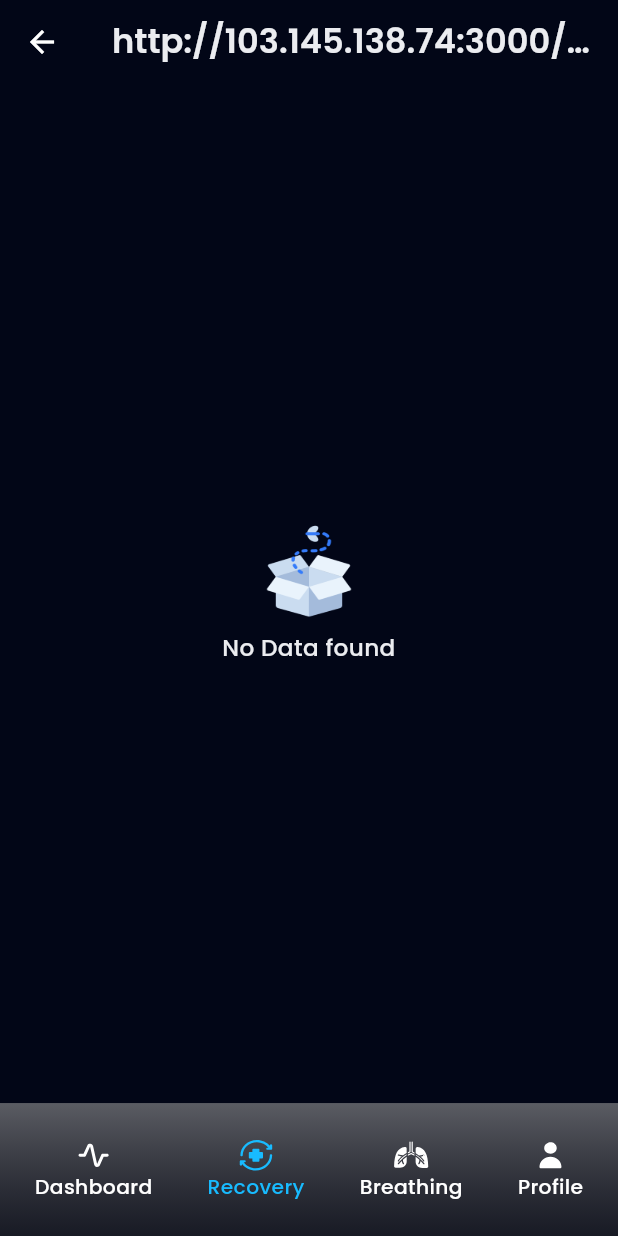
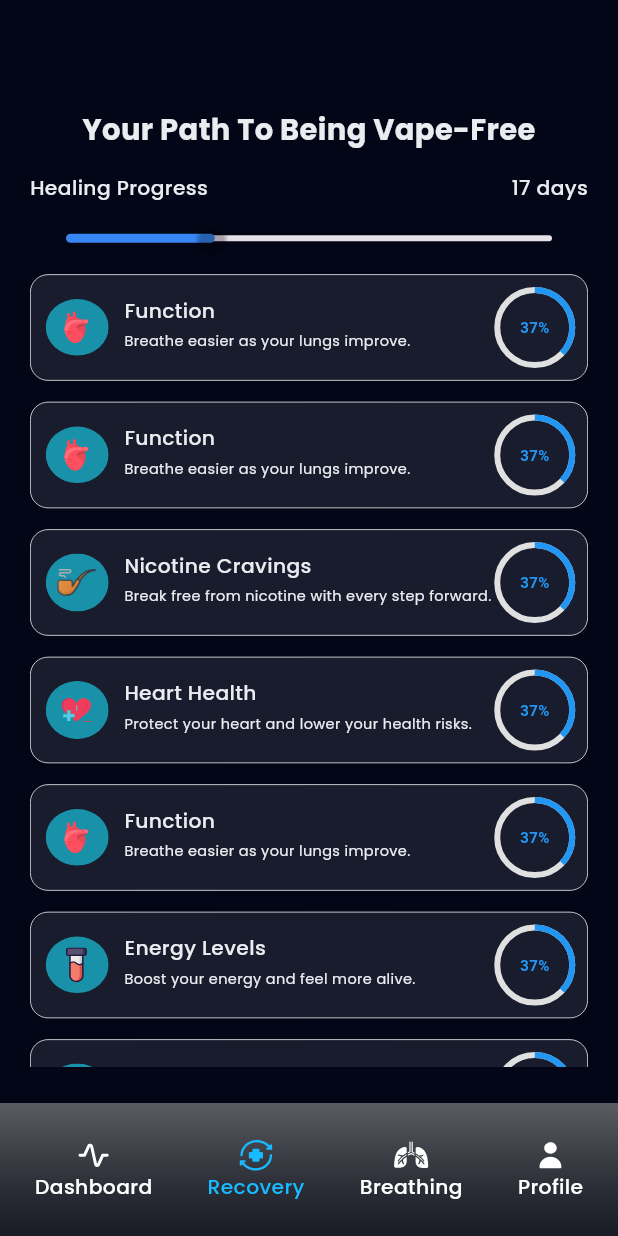
Before and after one commit to bdCalling-Sdt-hub/Vapeless-App, a Flutter app: the screen it shows after launch, after a tap on "Recovery", on a phone screen of 412 x 824 dp. Run offline on Flutter 3.47's test engine with Material 3 defaults, Android fonts, the phone set to English and light mode, and no system bars; our stand-ins replace cached_network_image, carousel_slider, fl_chart, flutter_html, flutter_local_notifications, flutter_rating_bar and 10 more; missing offline and left inert: flutter_paypal_payment, flutter_stripe, linear_progress_bar; network calls fail.

Commit message:
set goal done

```diff
--- /dev/null
+++ b/lib/controllers/goal/set_goal_controller.dart
@@ -0,0 +1,21 @@
+import 'package:flutter/material.dart';
+import 'package:get/get.dart';
+
+class SetGoalController extends GetxController {
+  TextEditingController dateController = TextEditingController();
+
+  Future<void> selectDate() async {
+    DateTime? selectedDate = await showDatePicker(
+      context: Get.context!,
+      initialDate: DateTime.now(),
+      firstDate: DateTime(2000),
+      lastDate: DateTime(2100),
+    );
+
+    if (selectedDate != null) {
+      dateController.text =
+          selectedDate.toString().substring(0, 10); // Formatting as YYYY-MM-DD
+      update();
+    }
+  }
+}
--- /dev/null
+++ b/lib/controllers/recovery_controller.dart
@@ -0,0 +1,61 @@
+import 'package:get/get.dart';
+import 'package:vapeless/utils/app_icons.dart';
+
+class RecoveryController extends GetxController {
+  List list = [
+    {
+      "title": "Function",
+      "subtitle": "Breathe easier as your lungs improve.",
+      "percentage": "37",
+      "image": AppIcons.function,
+    },
+    {
+      "title": "Function",
+      "subtitle": "Breathe easier as your lungs improve.",
+      "percentage": "37",
+      "image": AppIcons.function,
+    },
+    {
+      "title": "Nicotine Cravings",
+      "subtitle": "Break free from nicotine with every step forward.",
+      "percentage": "37",
+      "image": AppIcons.nicotineCravings,
+    },
+    {
+      "title": "Heart Health",
+      "subtitle": "Protect your heart and lower your health risks.",
+      "percentage": "37",
+      "image": AppIcons.heartHealth,
+    },
+    {
+      "title": "Function",
+      "subtitle": "Breathe easier as your lungs improve.",
+      "percentage": "37",
+      "image": AppIcons.function,
+    },
+    {
+      "title": "Energy Levels",
+      "subtitle": "Boost your energy and feel more alive.",
+      "percentage": "37",
+      "image": AppIcons.energyLevels,
+    },
+    {
+      "title": "Fitness",
+      "subtitle": "Boost your energy and feel more alive.",
+      "percentage": "37",
+      "image": AppIcons.fitness,
+    },
+    {
+      "title": "Blood Pressure",
+      "subtitle": "Experience a calmer, more balanced heart rate.",
+      "percentage": "37",
+      "image": AppIcons.bloodPressure,
+    },
+    {
+      "title": "Smell",
+      "subtitle": "Enjoy the return of full flavors and scents.",
+      "percentage": "37",
+      "image": AppIcons.smell,
+    },
+  ];
+}
--- a/lib/helpers/app_routes.dart
+++ b/lib/helpers/app_routes.dart
@@ -5,6 +5,7 @@ import 'package:vapeless/view/screen/goal/set_goal_screen.dart';
 import 'package:vapeless/view/screen/payment/select_payment_method.dart';
 import 'package:vapeless/view/screen/question/first_question_screen.dart';
 import 'package:vapeless/view/screen/question/vapeless_profile_screen.dart';
+import 'package:vapeless/view/screen/recovery/recovery_screen.dart';
 
 import '../view/screen/common_screen/auth/change_password/change_password_screen.dart';
 import '../view/screen/common_screen/auth/forgot password/create_password.dart';
@@ -52,6 +53,7 @@ class AppRoutes {
   static const String dashboard = "/dashboard_screen.dart";
   static const String goalSetting = "/goal_setting.dart";
   static const String setGoal = "/set_goal_screen.dart";
+  static const String recovery = "/recovery_screen.dart";
 
   static List<GetPage> routes = [
     GetPage(
@@ -154,5 +156,9 @@ class AppRoutes {
         name: setGoal,
         page: () => SetGoalScreen(),
         transition: Transition.rightToLeftWithFade),
+    GetPage(
+        name: recovery,
+        page: () => RecoveryScreen(),
+        transition: Transition.rightToLeftWithFade),
   ];
 }
--- a/lib/helpers/dependency_injection.dart
+++ b/lib/helpers/dependency_injection.dart
@@ -1,5 +1,6 @@
 import 'package:get/get.dart';
 import 'package:vapeless/controllers/goal/goal_setting.dart';
+import 'package:vapeless/controllers/goal/set_goal_controller.dart';
 import 'package:vapeless/controllers/question_controller.dart';
 import 'package:vapeless/controllers/subscription_controller.dart';
 
@@ -15,6 +16,7 @@ import '../controllers/common_controller/setting/privacy_policy_controller.dart'
 import '../controllers/common_controller/setting/setting_controller.dart';
 import '../controllers/common_controller/setting/terms_of_services_controller.dart';
 import '../controllers/dashboard/dashboard_controller.dart';
+import '../controllers/recovery_controller.dart';
 
 class DependencyInjection extends Bindings {
   @override
@@ -34,5 +36,7 @@ class DependencyInjection extends Bindings {
     Get.lazyPut(() => SubscriptionController(), fenix: true);
     Get.lazyPut(() => DashboardController(), fenix: true);
     Get.lazyPut(() => GoalSettingController(), fenix: true);
+    Get.lazyPut(() => SetGoalController(), fenix: true);
+    Get.lazyPut(() => RecoveryController(), fenix: true);
   }
 }
--- a/lib/utils/app_icons.dart
+++ b/lib/utils/app_icons.dart
@@ -14,4 +14,11 @@ class AppIcons {
   static const String recovery = "$baseurl/recovery.svg";
   static const String dailyLimit = "$baseurl/daily_limit.svg";
   static const String nicotineStrength = "$baseurl/nicotineStrength.svg";
+  static const String bloodPressure = "$baseurl/blood_pressure.svg";
+  static const String energyLevels = "$baseurl/energy_levels.svg";
+  static const String fitness = "$baseurl/fitness.svg";
+  static const String function = "$baseurl/function.svg";
+  static const String heartHealth = "$baseurl/heart_health.svg";
+  static const String nicotineCravings = "$baseurl/nicotine_cravings.svg";
+  static const String smell = "$baseurl/smell.svg";
 }
--- a/lib/utils/app_string.dart
+++ b/lib/utils/app_string.dart
@@ -121,4 +121,7 @@ class AppString {
   static const String setGoal = "SET GOAL";
   static const String daysUntilYourQuitDate = "Days until your quit date";
   static const String setGoalDetails = "Setting a quit date is a powerful first step. We’re here to support you every step of the way. You’ve got this!";
+  static const String goals = "GOALS";
+  static const String yourPathToBeingVapeFree = "Your Path To Being Vape-Free";
+  static const String healingProgress = "Healing Progress";
 }
--- a/lib/view/component/bottom_nav_bar/common_bottom_bar.dart
+++ b/lib/view/component/bottom_nav_bar/common_bottom_bar.dart
@@ -100,7 +100,7 @@ class _CommonBottomNavBarState extends State<CommonBottomNavBar> {
       }
     } else if (index == 1) {
       if (!(widget.currentIndex == 1)) {
-        Get.toNamed(AppRoutes.notifications);
+        Get.toNamed(AppRoutes.recovery);
       }
     } else if (index == 2) {
       if (!(widget.currentIndex == 2)) {
--- a/lib/view/screen/dashboard/dashboard_screen.dart
+++ b/lib/view/screen/dashboard/dashboard_screen.dart
@@ -6,6 +6,7 @@ import 'package:vapeless/helpers/my_extension.dart';
 import 'package:vapeless/utils/app_colors.dart';
 import 'package:vapeless/utils/app_icons.dart';
 import 'package:vapeless/utils/app_string.dart';
+import 'package:vapeless/view/component/button/common_button.dart';
 import 'package:vapeless/view/component/image/common_image.dart';
 import 'package:vapeless/view/component/text/common_text.dart';
 import 'package:vapeless/view/screen/dashboard/widgets/dashboard_item.dart';
@@ -73,7 +74,6 @@ class DashboardScreen extends StatelessWidget {
                   CommonText(
                     text: AppString.tapToCount,
                     color: AppColors.p1,
-                    top: 20,
                   ),
                   CommonText(
                     text: "30",
@@ -83,7 +83,17 @@ class DashboardScreen extends StatelessWidget {
                   CommonText(
                     text: AppString.puffsToday,
                     color: AppColors.p1,
-                  )
+                  ),
+                  CommonText(
+                    text: "-2.18ml consumed",
+                    color: AppColors.t4,
+                    fontSize: 10,
+                  ),
+                  CommonText(
+                    text: "54.50mg nicotine",
+                    color: AppColors.t4,
+                    fontSize: 12,
+                  ),
                 ],
               ),
             ).center,
@@ -130,6 +140,8 @@ class DashboardScreen extends StatelessWidget {
               child: PuffsResiue(),
             ),
             20.height,
+            const CommonButton(titleText: AppString.goals),
+            20.height,
             const GoalsDashboard(),
             20.height,
           ],
--- a/lib/view/screen/goal/set_goal_screen.dart
+++ b/lib/view/screen/goal/set_goal_screen.dart
@@ -1,4 +1,6 @@
 import 'package:flutter/material.dart';
+import 'package:get/get.dart';
+import 'package:vapeless/controllers/goal/set_goal_controller.dart';
 import 'package:vapeless/helpers/my_extension.dart';
 import 'package:vapeless/utils/app_colors.dart';
 import 'package:vapeless/utils/app_string.dart';
@@ -30,7 +32,8 @@ class SetGoalScreen extends StatelessWidget {
           ],
         ),
       ),
-      body: Padding(
+      body: GetBuilder<SetGoalController>(
+        builder: (controller) => SingleChildScrollView(
           padding: const EdgeInsets.symmetric(horizontal: 20),
           child: Column(
             children: [
@@ -61,10 +64,16 @@ class SetGoalScreen extends StatelessWidget {
                           ),
                           CommonTextField(
                             hintText: "YYYY-MM-DD",
+                            controller: controller.dateController,
                             paddingVertical: 8,
-                          suffixIcon: const Icon(
+                            onTap: controller.selectDate,
+                            keyboardType: TextInputType.none,
+                            suffixIcon: GestureDetector(
+                              onTap: controller.selectDate,
+                              child: const Icon(
                                 Icons.date_range,
                                 color: AppColors.white,
+                              ),
                             ),
                           )
                         ],
@@ -130,8 +139,12 @@ class SetGoalScreen extends StatelessWidget {
                 ),
               ),
               70.height,
-            const CommonButton(titleText: AppString.setGoal)
+              CommonButton(
+                titleText: AppString.setGoal,
+                onTap: () => Get.back(),
+              )
             ],
+          ),
         ),
       ),
     );
--- /dev/null
+++ b/lib/view/screen/recovery/recovery_screen.dart
@@ -0,0 +1,78 @@
+import 'package:flutter/material.dart';
+import 'package:get/get.dart';
+import 'package:vapeless/controllers/recovery_controller.dart';
+import 'package:vapeless/helpers/my_extension.dart';
+import 'package:vapeless/utils/app_string.dart';
+import 'package:vapeless/view/component/bottom_nav_bar/common_bottom_bar.dart';
+import 'package:vapeless/view/component/text/common_text.dart';
+
+import '../../../utils/app_colors.dart';
+import 'widgets/list_item.dart';
+
+class RecoveryScreen extends StatefulWidget {
+  RecoveryScreen({super.key});
+
+  @override
+  State<RecoveryScreen> createState() => _RecoveryScreenState();
+}
+
+class _RecoveryScreenState extends State<RecoveryScreen> {
+  double _sliderValue = 30;
+
+  @override
+  Widget build(BuildContext context) {
+    return Scaffold(
+      body: GetBuilder<RecoveryController>(
+        builder: (controller) => Padding(
+          padding: const EdgeInsets.symmetric(horizontal: 20, vertical: 24),
+          child: Column(
+            children: [
+              50.height,
+              const CommonText(
+                text: AppString.yourPathToBeingVapeFree,
+                fontSize: 20,
+                fontWeight: FontWeight.w700,
+              ),
+              16.height,
+              const Row(
+                mainAxisAlignment: MainAxisAlignment.spaceBetween,
+                children: [
+                  CommonText(
+                    text: AppString.healingProgress,
+                  ),
+                  CommonText(
+                    text: "17 days",
+                  ),
+                ],
+              ),
+              Slider(
+                value: _sliderValue,
+                min: 0,
+                max: 100,
+                activeColor: AppColors.primaryColor,
+                thumbColor: Colors.transparent,
+                // Number of steps in the slider
+                label: _sliderValue.round().toString(),
+                onChanged: (double value) {
+                  // setState(() {
+                  //   _sliderValue = value;
+                  // });
+                },
+              ),
+              Expanded(
+                child: ListView.builder(
+                  padding: EdgeInsets.zero,
+                  itemCount: controller.list.length,
+                  itemBuilder: (context, index) => ListItem(
+                    item: controller.list[index],
+                  ),
+                ),
+              )
+            ],
+          ),
+        ),
+      ),
+      bottomNavigationBar: const CommonBottomNavBar(currentIndex: 1),
+    );
+  }
+}
--- /dev/null
+++ b/lib/view/screen/recovery/widgets/list_item.dart
@@ -0,0 +1,107 @@
+import 'package:flutter/material.dart';
+import 'package:vapeless/helpers/my_extension.dart';
+import 'package:vapeless/view/component/image/common_image.dart';
+import '../../../../utils/app_colors.dart';
+import '../../../component/text/common_text.dart';
+
+class ListItem extends StatelessWidget {
+  const ListItem({super.key, required this.item});
+
+  final Map item;
+
+  @override
+  Widget build(BuildContext context) {
+    return Container(
+      padding: const EdgeInsets.all(10),
+      margin: const EdgeInsets.only(bottom: 14),
+      decoration: BoxDecoration(
+          color: AppColors.bg4,
+          borderRadius: BorderRadius.circular(12),
+          border: Border.all(color: AppColors.white, width: 0.5)),
+      child: Row(
+        children: [
+          CommonImage(
+            imageSrc: item['image'],
+            width: 40,
+            height: 40,
+          ),
+          10.width,
+          Expanded(
+            child: Column(
+              mainAxisAlignment: MainAxisAlignment.start,
+              crossAxisAlignment: CrossAxisAlignment.start,
+              children: [
+                CommonText(
+                  text: item['title'],
+                  bottom: 4,
+                ),
+                CommonText(
+                  text: item['subtitle'],
+                  fontSize: 10,
+                  fontWeight: FontWeight.w400,
+                  bottom: 4,
+                  maxLines: 2,
+                  textAlign: TextAlign.start,
+                ),
+              ],
+            ),
+          ),
+          CircularPercentageIndicator(
+            percentage: 0.37, // 37% as a decimal value
+            size: 50,
+            strokeWidth: 4,
+            color: Colors.blue,
+          ),
+        ],
+      ),
+    );
+  }
+}
+
+class CircularPercentageIndicator extends StatelessWidget {
+  final double percentage;
+  final double size;
+  final double strokeWidth;
+  final Color color;
+
+  CircularPercentageIndicator({
+    required this.percentage,
+    required this.size,
+    required this.strokeWidth,
+    required this.color,
+  });
+
+  @override
+  Widget build(BuildContext context) {
+    return Container(
+      width: size,
+      height: size,
+      child: Stack(
+        children: [
+          Center(
+            child: SizedBox(
+              width: size,
+              height: size,
+              child: CircularProgressIndicator(
+                value: percentage,
+                strokeWidth: strokeWidth,
+                backgroundColor: Colors.grey[300],
+                color: color,
+              ),
+            ),
+          ),
+          Center(
+            child: Text(
+              '${(percentage * 100).toInt()}%',
+              style: TextStyle(
+                fontSize: size * 0.2,
+                fontWeight: FontWeight.bold,
+                color: color,
+              ),
+            ),
+          ),
+        ],
+      ),
+    );
+  }
+}
```
Also changed, not shown: assets/icons/blood_pressure.svg (added), assets/icons/energy_levels.svg (added), assets/icons/fitness.svg (added), assets/icons/function.svg (added), assets/icons/heart_health.svg (added), assets/icons/nicotine_cravings.svg (added), assets/icons/smell.svg (added). Lines whose indentation alone changed are shown as unchanged.
